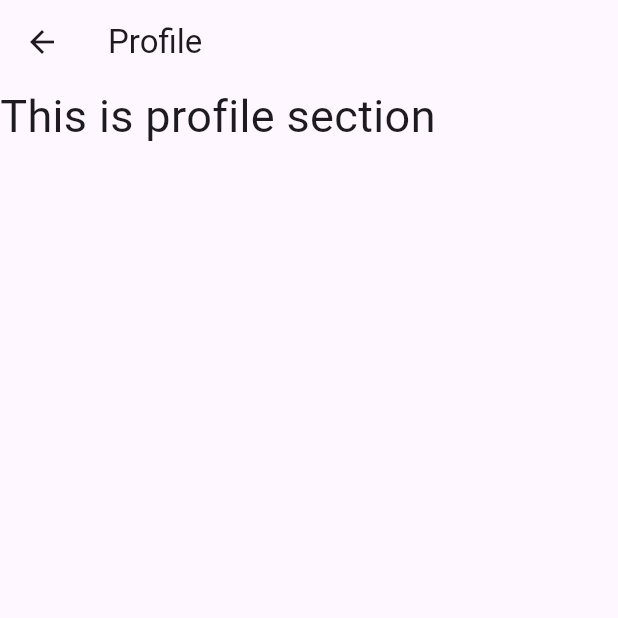
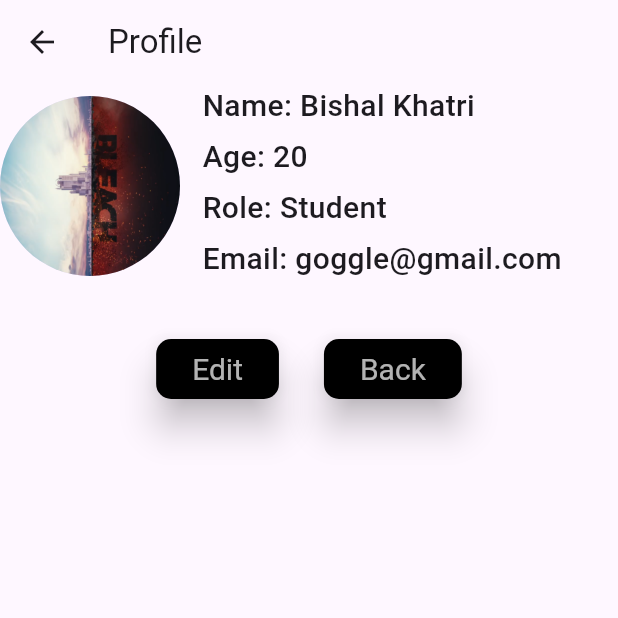
Before and after one commit to Bishal1991/Flutter-Buttons-Navigation--Task-1, a Flutter app: the Profile screen opened directly, on a phone screen of 412 x 824 dp, the top half of it. Run offline on Flutter 3.47's test engine with Material 3 defaults, Android fonts, the phone set to English and light mode, and no system bars; network calls fail.

Commit message:
added local image, and completed all required task from 2-3

```diff
--- /dev/null
+++ b/lib/details.dart
@@ -0,0 +1,28 @@
+import 'package:flutter/material.dart';
+
+class Details extends StatelessWidget {
+  const Details({super.key});
+
+  @override
+  Widget build(BuildContext context) {
+    return Scaffold(
+      appBar: AppBar(title: SafeArea(child: Text("Details")),),
+      body: Container(
+        margin: EdgeInsets.all(40),
+        child: Column(
+          mainAxisAlignment: MainAxisAlignment.center,
+         // crossAxisAlignment: CrossAxisAlignment.center,
+          children: [
+            Text("this is details page", style: TextStyle(fontSize: 20),),
+            ElevatedButton(onPressed: (){
+              Navigator.pop(context);
+            },
+                child: Text("Go Back")),
+
+          ],
+        ),
+      ),
+
+    );
+  }
+}
--- a/lib/home.dart
+++ b/lib/home.dart
@@ -3,8 +3,9 @@ import 'package:classassignment/login.dart';
 import 'package:classassignment/profile.dart';
 import 'package:classassignment/setting.dart';
 import 'package:classassignment/signup.dart';
-import 'package:flutter/cupertino.dart';
+import 'package:classassignment/details.dart';
 import 'package:flutter/material.dart';
+
 
 
 enum calanderView {day, week, month, year}
@@ -24,7 +25,7 @@ class _HomeState extends State<Home> {
       backgroundColor: Colors.lightGreen.shade300,
       appBar: AppBar(
         backgroundColor: Color(0xFF386A1F),
-        title: SafeArea(child: Text("Home", style: TextStyle(color: Colors.white),)),
+        title: SafeArea(child: Text("Button Gallery", style: TextStyle(color: Colors.white),)),
         actions: <Widget>[
           IconButton(
             onPressed: () {
@@ -93,8 +94,14 @@ class _HomeState extends State<Home> {
                       SizedBox(
                         width: 150,
                         child: ElevatedButton(
-                          onPressed: () {},
-                          child: Text("Elevated Button"),
+                          onPressed: () {
+                            Navigator.push(context,
+                                MaterialPageRoute(
+                                    builder: (context)=>Details()
+                                )
+                            );
+                          },
+                          child: Text("Details"),
                         ),
                       ),
 
--- a/lib/profile.dart
+++ b/lib/profile.dart
@@ -6,8 +6,105 @@ class Profile extends StatelessWidget {
   @override
   Widget build(BuildContext context) {
     return Scaffold(
-      appBar: AppBar(title: SafeArea(child: Text("Profile")),),
-        body: Text("This is profile section", style: TextStyle(fontSize: 30),)
+      appBar: AppBar(title: SafeArea(child: Text("Profile"))),
+      body: Column(
+        children: [
+          Row(
+            children: [
+              CircleAvatar(
+                radius: 60,
+                backgroundImage: AssetImage(
+                  'assets/Screenshot 2026-08-27 141006.png',
+                ),
+              ),
+              Column(
+                crossAxisAlignment: CrossAxisAlignment.start,
+                mainAxisAlignment: MainAxisAlignment.center,
+                children: [
+                  Container(
+                    margin: EdgeInsets.only(left: 15, bottom: 5),
+                    child: Text(
+                      "Name: Bishal Khatri",
+                      style: TextStyle(
+                        fontSize: 20,
+                        fontWeight: FontWeight.w500,
+                      ),
+                    ),
+                  ),
+
+                  //SizedBox(height: 1),
+                  Container(
+                    margin: EdgeInsets.only(left: 15, bottom: 5),
+                    child: Text(
+                      "Age: 20",
+                      style: TextStyle(
+                        fontSize: 20,
+                        fontWeight: FontWeight.w500,
+                      ),
+                    ),
+                  ),
+
+                  Container(
+                    margin: EdgeInsets.only(left: 15, bottom: 5),
+                    child: Text(
+                      "Role: Student",
+                      style: TextStyle(
+                        fontSize: 20,
+                        fontWeight: FontWeight.w500,
+                      ),
+                    ),
+                  ),
+
+                  Container(
+                    margin: EdgeInsets.only(left: 15, bottom: 5),
+                    child: Text(
+                      "Email: goggle@gmail.com",
+                      style: TextStyle(
+                        fontSize: 20,
+                        fontWeight: FontWeight.w500,
+                      ),
+                    ),
+                  ),
+                ],
+              ),
+            ],
+          ),
+          SizedBox(height: 30,),
+          Row(
+            mainAxisAlignment: MainAxisAlignment.center,
+            children: [
+              Container(
+                margin: EdgeInsets.only(right: 30,),
+                child: ElevatedButton(
+                    style: ElevatedButton.styleFrom(
+                      shape: RoundedRectangleBorder(
+                        borderRadius: BorderRadius.circular(10),
+                      ),
+                      textStyle: TextStyle(fontSize: 20),
+                      elevation: 10,
+                      foregroundColor: Colors.white70,
+                      backgroundColor: Colors.black,
+                    ),
+                    onPressed: (){},
+                    child: Text("Edit")),
+              ),
+
+              ElevatedButton(
+                  style: ElevatedButton.styleFrom(
+                    shape: RoundedRectangleBorder(
+                      borderRadius: BorderRadius.circular(10),
+                    ),
+                    textStyle: TextStyle(fontSize: 20),
+                    elevation: 10,
+                    foregroundColor: Colors.white70,
+                    backgroundColor: Colors.black,
+                  ),
+                  onPressed: (){},
+                  child: Text("Back"))
+            ],
+          )
+        ],
+      ),
     );
   }
 }
--- a/pubspec.yaml
+++ b/pubspec.yaml
@@ -33,7 +33,7 @@ dependencies:
 
   # The following adds the Cupertino Icons font to your application.
   # Use with the CupertinoIcons class for iOS style icons.
-  cupertino_icons: ^1.0.8
+  cupertino_icons: ^2.0.0
 
 dev_dependencies:
   flutter_test:
@@ -58,8 +58,8 @@ flutter:
   uses-material-design: true
 
   # To add assets to your application, add an assets section, like this:
-  # assets:
-  #   - images/a_dot_burr.jpeg
+  assets:
+     - assets/Screenshot 2026-08-27 141006.png
   #   - images/a_dot_ham.jpeg
 
   # An image asset can refer to one or more resolution-specific "variants", see
```
Also changed, not shown: assets/Screenshot 2026-08-27 141006.png (added), pubspec.lock.
